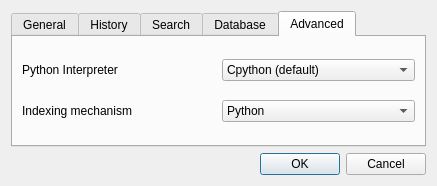
Before: the Qt Designer form Araneus/UI/preferences.ui in 416d72/araneus, drawn with Qt 5.
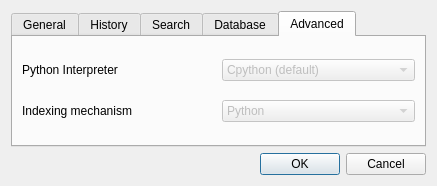
After: the same form once the commit is applied. The open tabs and pages were chosen to show the change. Icons and pictures are not drawn.

Commit message: Done UI modifications to allow advanced options, However I decided to disable these options for a future release.

Patch:
```diff
--- a/Araneus/UI/preferences.ui
+++ b/Araneus/UI/preferences.ui
@@ -229,7 +229,7 @@
        <item row="1" column="1">
         <widget class="QComboBox" name="ad_indexing_combox">
          <property name="enabled">
-          <bool>true</bool>
+          <bool>false</bool>
          </property>
          <property name="toolTip">
           <string>&lt;html&gt;&lt;head/&gt;&lt;body&gt;&lt;p&gt;&lt;span style=&quot; font-size:8pt;&quot;&gt;Will be available in a future release.&lt;/span&gt;&lt;/p&gt;&lt;/body&gt;&lt;/html&gt;</string>
@@ -265,6 +265,15 @@
        </item>
        <item row="0" column="1">
         <widget class="QComboBox" name="ad_interpreter">
+         <property name="enabled">
+          <bool>false</bool>
+         </property>
+         <property name="currentText">
+          <string>Cpython (default)</string>
+         </property>
+         <property name="currentIndex">
+          <number>0</number>
+         </property>
          <item>
           <property name="text">
            <string>Cpython (default)</string>
```
Left out of the diff: 4 changed lines with no effect on the pictures. The commit also changes 3 other files.
